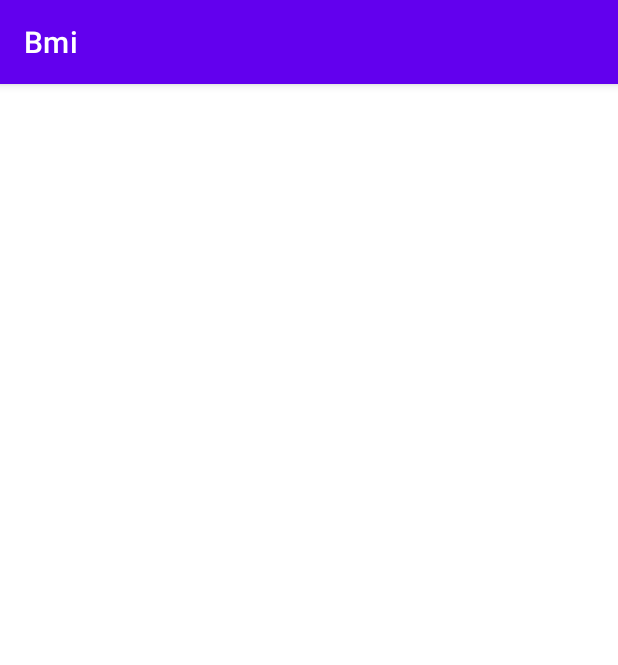
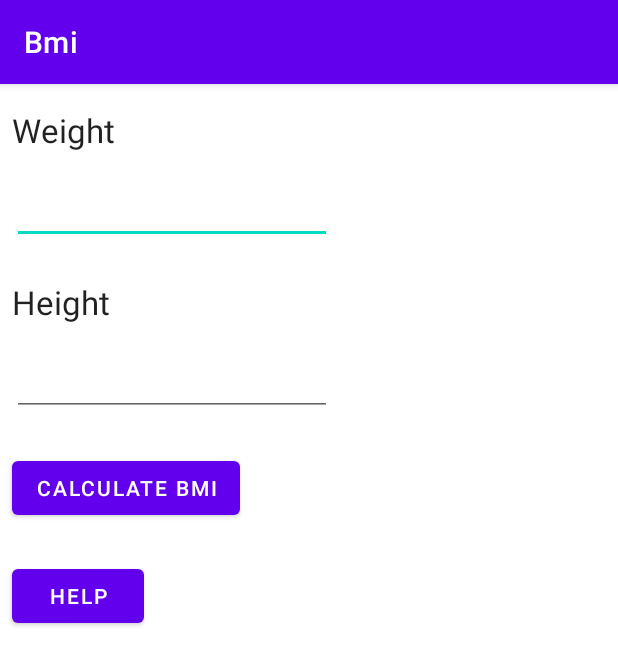
Before and after one commit to millerrLi/Bmi, an Android app: the screen it shows after launch (MainActivity), on a phone screen of 412 x 824 dp. Shown: the top 665 px of the screen. Run offline under Robolectric (Android 15) with nearby library versions, the phone set to English and light mode, and no system bars.

Commit message:
initial commit

```diff
--- a/app/build.gradle
+++ b/app/build.gradle
@@ -1,6 +1,7 @@
 plugins {
     id 'com.android.application'
     id 'org.jetbrains.kotlin.android'
+    id 'kotlin-android-extensions'
 }
 
 android {
@@ -29,6 +30,10 @@ android {
     kotlinOptions {
         jvmTarget = '1.8'
     }
+
+    buildFeatures{
+        viewBinding true
+    }
 }
 
 dependencies {
--- a/app/src/main/java/com/millerr/bmi/MainActivity.kt
+++ b/app/src/main/java/com/millerr/bmi/MainActivity.kt
@@ -2,10 +2,24 @@ package com.millerr.bmi
 
 import androidx.appcompat.app.AppCompatActivity
 import android.os.Bundle
+import android.util.Log
+import android.view.LayoutInflater
+import android.view.View
+import com.millerr.bmi.databinding.ActivityMainBinding
+import kotlinx.android.synthetic.main.activity_main.*
 
 class MainActivity : AppCompatActivity() {
+    private lateinit var binding: ActivityMainBinding
     override fun onCreate(savedInstanceState: Bundle?) {
         super.onCreate(savedInstanceState)
-        setContentView(R.layout.activity_main)
+        binding = ActivityMainBinding.inflate(layoutInflater)
+        setContentView(binding.root)
+    }
+
+    fun bmi(view: View){
+        val height = ed_height.text.toString().toFloat()
+        val weight = ed_weight.text.toString().toFloat()
+        val bmi = weight / (height * height)
+        Log.d("BMI", bmi.toString())
     }
 }
--- a/app/src/main/res/layout/activity_main.xml
+++ b/app/src/main/res/layout/activity_main.xml
@@ -7,13 +7,63 @@
     tools:context=".MainActivity">
 
     <TextView
+        android:id="@+id/textView"
         android:layout_width="wrap_content"
-        android:layout_height="19dp"
-        android:layout_marginTop="8dp"
-        android:layout_marginBottom="812dp"
-        android:text="Hello World!"
-        app:layout_constraintBottom_toBottomOf="parent"
+        android:layout_height="wrap_content"
+        android:layout_marginStart="8dp"
+        android:layout_marginTop="16dp"
+        android:text="Weight"
+        android:textAppearance="@style/TextAppearance.AppCompat.Large"
         app:layout_constraintStart_toStartOf="parent"
         app:layout_constraintTop_toTopOf="parent" />
 
+    <EditText
+        android:id="@+id/ed_weight"
+        android:layout_width="wrap_content"
+        android:layout_height="wrap_content"
+        android:layout_marginTop="16dp"
+        android:ems="10"
+        android:inputType="numberDecimal"
+        app:layout_constraintStart_toStartOf="@+id/textView"
+        app:layout_constraintTop_toBottomOf="@+id/textView" />
+
+    <TextView
+        android:id="@+id/textView2"
+        android:layout_width="wrap_content"
+        android:layout_height="wrap_content"
+        android:layout_marginTop="24dp"
+        android:text="Height"
+        android:textAppearance="@style/TextAppearance.AppCompat.Large"
+        app:layout_constraintStart_toStartOf="@+id/ed_weight"
+        app:layout_constraintTop_toBottomOf="@+id/ed_weight" />
+
+    <EditText
+        android:id="@+id/ed_height"
+        android:layout_width="wrap_content"
+        android:layout_height="wrap_content"
+        android:layout_marginTop="16dp"
+        android:ems="10"
+        android:inputType="numberDecimal"
+        app:layout_constraintStart_toStartOf="@+id/textView2"
+        app:layout_constraintTop_toBottomOf="@+id/textView2" />
+
+    <Button
+        android:id="@+id/button4"
+        android:layout_width="wrap_content"
+        android:layout_height="wrap_content"
+        android:layout_marginTop="24dp"
+        android:onClick="bmi"
+        android:text="CALCULATE BMI"
+        app:layout_constraintStart_toStartOf="@+id/ed_height"
+        app:layout_constraintTop_toBottomOf="@+id/ed_height" />
+
+    <Button
+        android:id="@+id/b_help"
+        android:layout_width="wrap_content"
+        android:layout_height="wrap_content"
+        android:layout_marginTop="24dp"
+        android:text="HELP"
+        app:layout_constraintStart_toStartOf="@+id/button4"
+        app:layout_constraintTop_toBottomOf="@+id/button4" />
+
 </androidx.constraintlayout.widget.ConstraintLayout>
```
